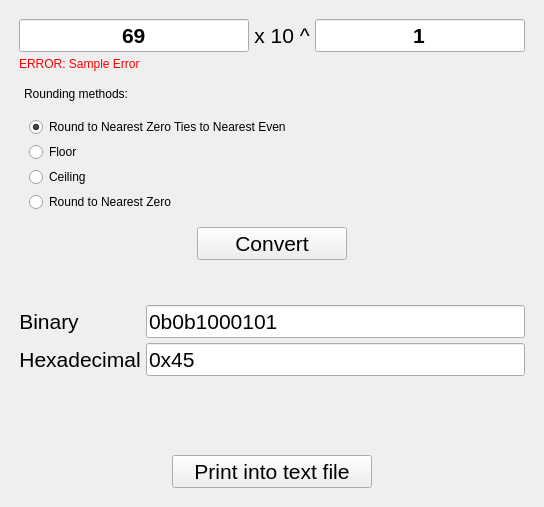
Before: the Qt Designer form gui/main_window.ui in LanceLabarrete/Decimal32-Conversion-Simulation-Project, drawn with Qt 5.
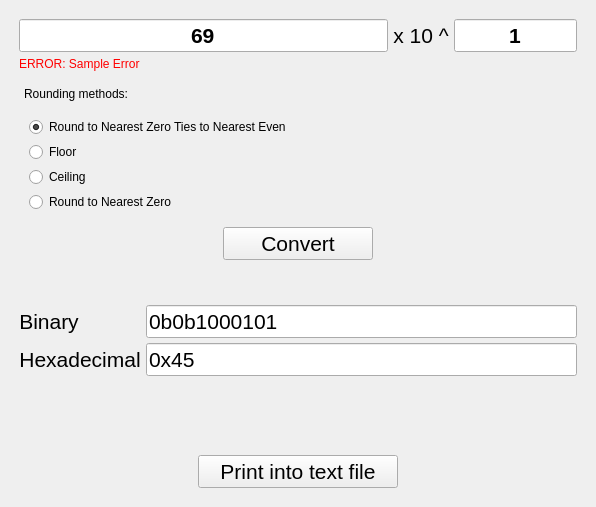
After: the same form once the commit is applied.

Commit message: Resizing textboxes

What changed in the file:
```diff
--- a/gui/main_window.ui
+++ b/gui/main_window.ui
@@ -9,7 +9,7 @@
    <rect>
     <x>0</x>
     <y>0</y>
-    <width>544</width>
+    <width>596</width>
     <height>507</height>
    </rect>
   </property>
@@ -54,6 +54,12 @@
        <layout class="QHBoxLayout" name="hrzLO_input">
         <item>
          <widget class="QLineEdit" name="LnEd_userInput">
+          <property name="sizePolicy">
+           <sizepolicy hsizetype="Expanding" vsizetype="Fixed">
+            <horstretch>3</horstretch>
+            <verstretch>0</verstretch>
+           </sizepolicy>
+          </property>
           <property name="font">
            <font>
             <pointsize>16</pointsize>
@@ -73,7 +79,7 @@
          <widget class="QLabel" name="Lb_userInput">
           <property name="sizePolicy">
            <sizepolicy hsizetype="Fixed" vsizetype="Preferred">
-            <horstretch>0</horstretch>
+            <horstretch>1</horstretch>
             <verstretch>0</verstretch>
            </sizepolicy>
           </property>
@@ -94,7 +100,7 @@
          <widget class="QLineEdit" name="LnEd_baseInput">
           <property name="sizePolicy">
            <sizepolicy hsizetype="Preferred" vsizetype="Fixed">
-            <horstretch>0</horstretch>
+            <horstretch>1</horstretch>
             <verstretch>0</verstretch>
            </sizepolicy>
           </property>
```
